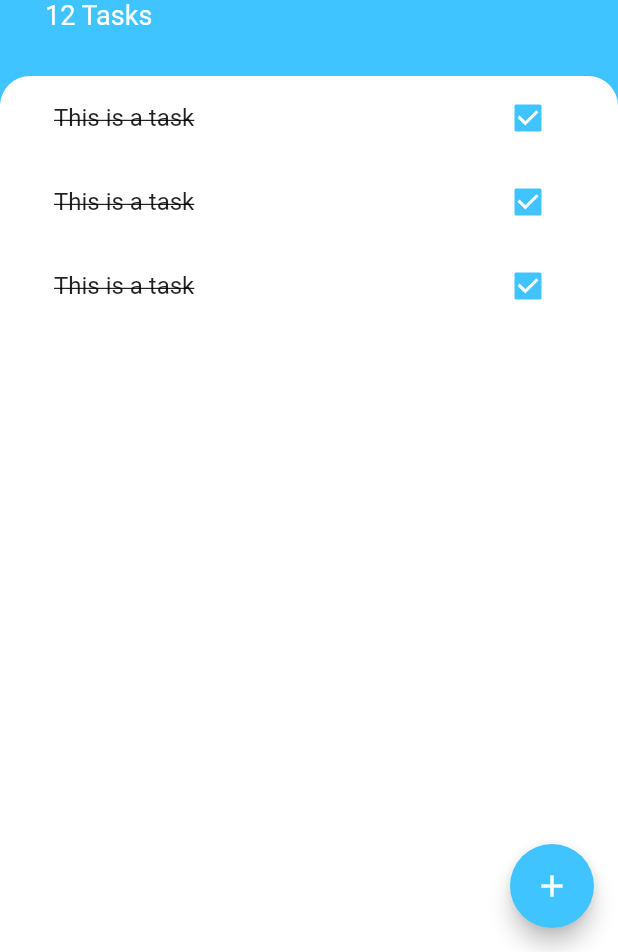
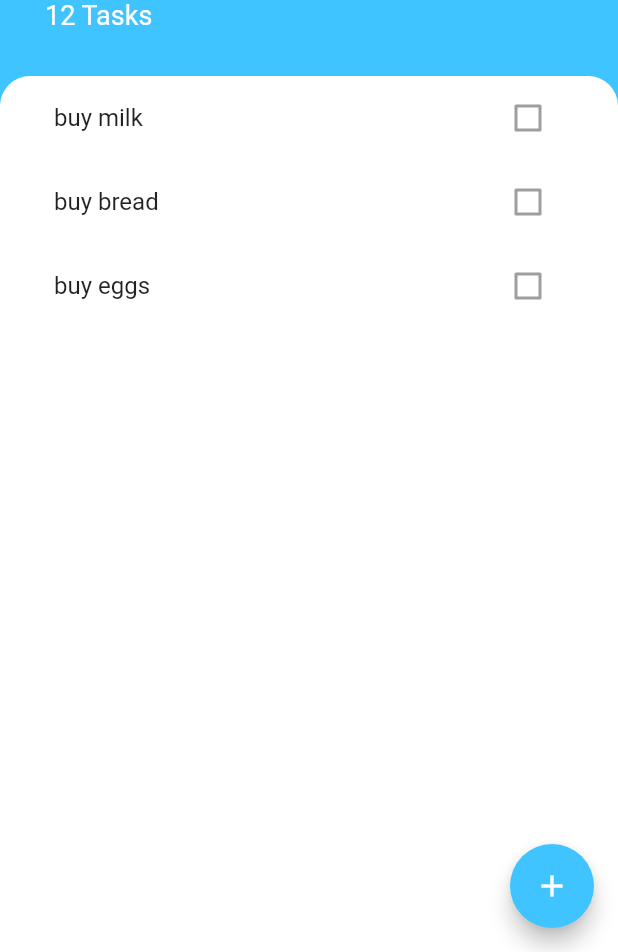
Before and after one commit to Shree-hari/todoey, a Flutter app: the screen it shows after launch, on a phone screen of 412 x 824 dp, the part 284-1236 px from its top. Run offline on Flutter 3.47's test engine with Material 2 defaults, Android fonts, the phone set to English and light mode, and no system bars.

Commit message:
used a listview builder in order to get as many tiles as the number of tasks

```diff
--- a/lib/widgets/task_tile.dart
+++ b/lib/widgets/task_tile.dart
@@ -1,37 +1,30 @@
 import 'package:flutter/material.dart';
 
-class TaskTile extends StatefulWidget {
-  @override
-  _TaskTileState createState() => _TaskTileState();
-}
+class TaskTile extends StatelessWidget {
+  final bool isChecked ;
+  final String taskTitle;
 
-class _TaskTileState extends State<TaskTile> {
-  bool isChecked = true;
-  void checkboxCallback (bool checkboxState) {
-        setState(() {
-          isChecked = checkboxState;
-        });
-  }
+  TaskTile({this.isChecked,this.taskTitle});
+
   @override
   Widget build(BuildContext context) {
     return ListTile(
-      title: Text('This is a task',style: TextStyle(decoration: isChecked ? TextDecoration.lineThrough:null),),
-      trailing: TaskCheckbox(isChecked,checkboxCallback),
+      title: Text(
+        taskTitle,
+        style: TextStyle(
+            decoration: isChecked ? TextDecoration.lineThrough : null),
+      ),
+      trailing: Checkbox(
+        value: isChecked,
+//        onChanged: toggleCheckboxState,
+        activeColor: Colors.lightBlueAccent,
+      ),
     );
   }
 }
 
-class TaskCheckbox extends StatelessWidget {
-
-  final bool checkboxState;
-  final Function toggleCheckboxState;
-  TaskCheckbox(this.checkboxState,this.toggleCheckboxState);
-  @override
-  Widget build(BuildContext context) {
-    return Checkbox(
-      value: checkboxState,
-      onChanged: toggleCheckboxState,
-      activeColor: Colors.lightBlueAccent,
-    );
-  }
-}
+//(bool checkboxState) {
+//setState(() {
+//isChecked = checkboxState;
+//});
+//}
--- a/lib/widgets/tasks_list.dart
+++ b/lib/widgets/tasks_list.dart
@@ -1,5 +1,6 @@
 import 'package:flutter/material.dart';
 import 'package:todoey/widgets/task_tile.dart';
+import 'package:todoey/models/task.dart';
 
 class TasksList extends StatefulWidget {
   @override
@@ -7,17 +8,22 @@ class TasksList extends StatefulWidget {
 }
 
 class _TasksListState extends State<TasksList> {
-
-  List<Task> tasks = [];
+  List<Task> tasks = [
+    Task(name: "buy milk"),
+    Task(name: "buy bread"),
+    Task(name: "buy eggs"),
+  ];
 
   @override
   Widget build(BuildContext context) {
-    return ListView(
-      children: <Widget>[
-        TaskTile(),
-        TaskTile(),
-        TaskTile()
-      ],
+    return ListView.builder(
+      itemBuilder: (context, index) {
+        return TaskTile(
+          isChecked: tasks[index].isDone,
+          taskTitle: tasks[index].name,
+        );
+      },
+      itemCount: tasks.length,
     );
   }
 }
```
